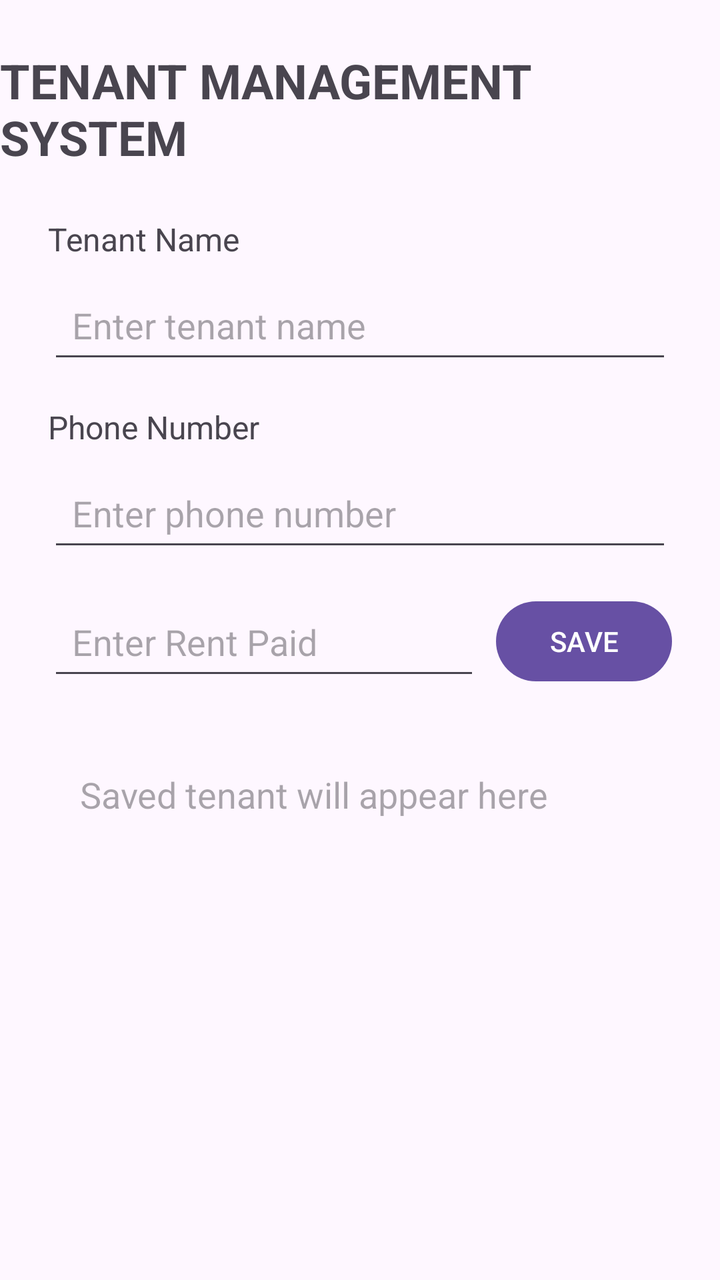
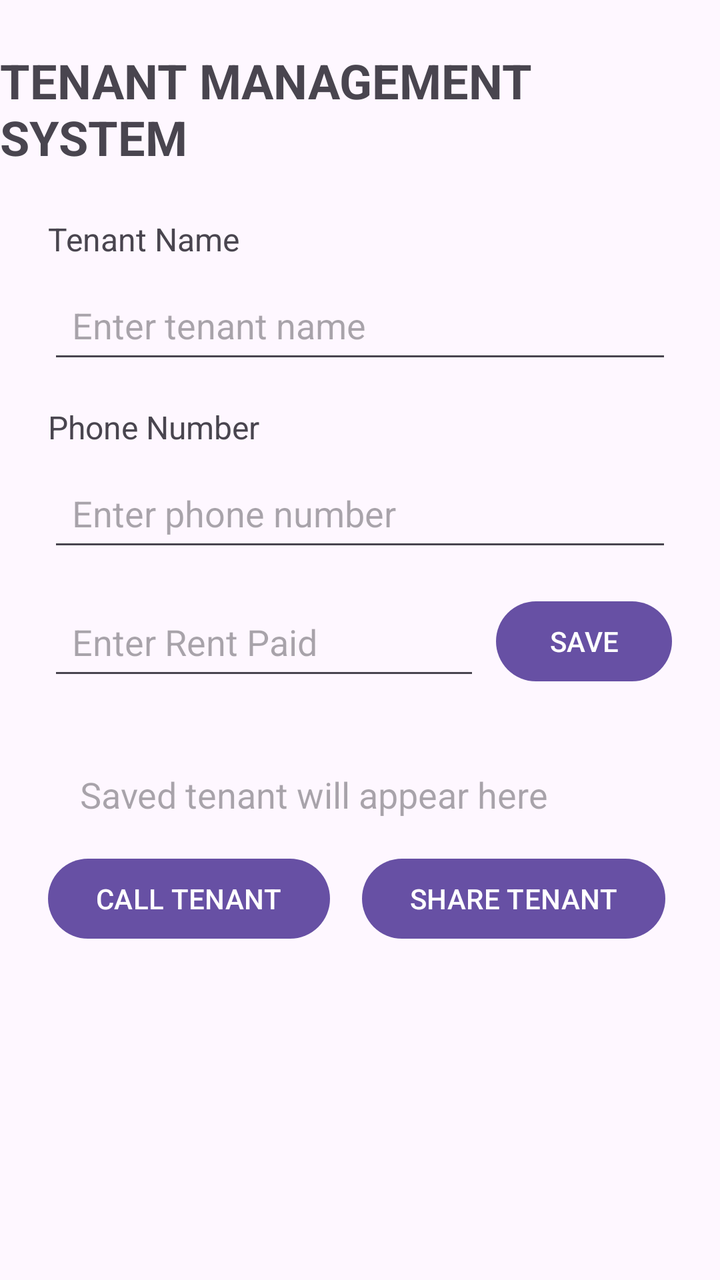

Two renders of the same Android screen: before a commit and after it. Below are the layout's source before the change and the commit's diff.
<!-- AndroidManifest.xml: application theme Theme.TenantManagementSystem -->
<!-- res/layout/activity_main.xml -->
<?xml version="1.0" encoding="utf-8"?>
<layout xmlns:android="http://schemas.android.com/apk/res/android"
    xmlns:app="http://schemas.android.com/apk/res-auto">

    <data>
        <variable
            name="tenant"
            type="com.example.tenantmanagementsystem.Tenant" />
    </data>

    <androidx.constraintlayout.widget.ConstraintLayout
        android:layout_width="match_parent"
        android:layout_height="match_parent">

        <TextView
            android:id="@+id/titleTextView"
            android:layout_width="wrap_content"
            android:layout_height="wrap_content"
            android:text="TENANT MANAGEMENT SYSTEM"
            android:textSize="24sp"
            android:textStyle="bold"
            android:layout_marginTop="24dp"
            app:layout_constraintTop_toTopOf="parent"
            app:layout_constraintStart_toStartOf="parent"
            app:layout_constraintEnd_toEndOf="parent" />

        <TextView
            android:id="@+id/tenantNameLabel"
            android:layout_width="wrap_content"
            android:layout_height="wrap_content"
            android:text="Tenant Name"
            android:textSize="16sp"
            android:layout_marginTop="24dp"
            android:layout_marginStart="24dp"
            app:layout_constraintTop_toBottomOf="@id/titleTextView"
            app:layout_constraintStart_toStartOf="parent" />

        <EditText
            android:id="@+id/tenantNameEditText"
            android:layout_width="0dp"
            android:layout_height="wrap_content"
            android:hint="Enter tenant name"
            android:minHeight="48dp"
            android:padding="12dp"
            android:layout_marginTop="8dp"
            android:layout_marginStart="24dp"
            android:layout_marginEnd="24dp"
            app:layout_constraintTop_toBottomOf="@id/tenantNameLabel"
            app:layout_constraintStart_toStartOf="parent"
            app:layout_constraintEnd_toEndOf="parent" />

        <TextView
            android:id="@+id/phoneLabel"
            android:layout_width="wrap_content"
            android:layout_height="wrap_content"
            android:text="Phone Number"
            android:textSize="16sp"
            android:layout_marginTop="16dp"
            android:layout_marginStart="24dp"
            app:layout_constraintTop_toBottomOf="@id/tenantNameEditText"
            app:layout_constraintStart_toStartOf="parent" />

        <EditText
            android:id="@+id/phoneEditText"
            android:layout_width="0dp"
            android:layout_height="wrap_content"
            android:hint="Enter phone number"
            android:inputType="phone"
            android:minHeight="48dp"
            android:padding="12dp"
            android:layout_marginTop="8dp"
            android:layout_marginStart="24dp"
            android:layout_marginEnd="24dp"
            app:layout_constraintTop_toBottomOf="@id/phoneLabel"
            app:layout_constraintStart_toStartOf="parent"
            app:layout_constraintEnd_toEndOf="parent" />

        <EditText
            android:id="@+id/rentEditText"
            android:layout_width="0dp"
            android:layout_height="wrap_content"
            android:hint="Enter Rent Paid"
            android:inputType="numberDecimal"
            android:minHeight="48dp"
            android:padding="12dp"
            android:layout_marginStart="24dp"
            android:layout_marginTop="16dp"
            android:layout_marginEnd="8dp"
            app:layout_constraintTop_toBottomOf="@id/phoneEditText"
            app:layout_constraintStart_toStartOf="parent"
            app:layout_constraintEnd_toStartOf="@id/saveButton" />

        <Button
            android:id="@+id/saveButton"
            android:layout_width="wrap_content"
            android:layout_height="wrap_content"
            android:text="SAVE"
            android:layout_marginEnd="24dp"
            app:layout_constraintTop_toTopOf="@id/rentEditText"
            app:layout_constraintEnd_toEndOf="parent" />

        <TextView
            android:id="@+id/tenantResultTextView"
            android:layout_width="0dp"
            android:layout_height="wrap_content"
            android:text="@{tenant.summary()}"
            android:hint="Saved tenant will appear here"
            android:textSize="18sp"
            android:padding="16dp"
            android:layout_margin="24dp"
            app:layout_constraintTop_toBottomOf="@id/rentEditText"
            app:layout_constraintStart_toStartOf="parent"
            app:layout_constraintEnd_toEndOf="parent" />

    </androidx.constraintlayout.widget.ConstraintLayout>
</layout>
<!-- resources referenced by this layout -->
<resources>
  <style name="Theme.TenantManagementSystem" parent="Base.Theme.TenantManagementSystem" />
  <style name="Base.Theme.TenantManagementSystem" parent="Theme.Material3.DayNight.NoActionBar">
          
          
      </style>
</resources>

<!-- the commit's change to res/layout/activity_main.xml (unified diff, before → after) -->
@@ -10,7 +10,8 @@
 
     <androidx.constraintlayout.widget.ConstraintLayout
         android:layout_width="match_parent"
-        android:layout_height="match_parent">
+        android:layout_height="match_parent"
+        android:fitsSystemWindows="true">
 
         <TextView
             android:id="@+id/titleTextView"
@@ -112,5 +113,23 @@
             app:layout_constraintStart_toStartOf="parent"
             app:layout_constraintEnd_toEndOf="parent" />
 
+        <Button
+            android:id="@+id/callButton"
+            android:layout_width="wrap_content"
+            android:layout_height="wrap_content"
+            android:text="CALL TENANT"
+            android:layout_marginStart="24dp"
+            app:layout_constraintTop_toBottomOf="@id/tenantResultTextView"
+            app:layout_constraintStart_toStartOf="parent" />
+
+        <Button
+            android:id="@+id/shareButton"
+            android:layout_width="wrap_content"
+            android:layout_height="wrap_content"
+            android:text="SHARE TENANT"
+            android:layout_marginStart="16dp"
+            app:layout_constraintTop_toTopOf="@id/callButton"
+            app:layout_constraintStart_toEndOf="@id/callButton" />
+
     </androidx.constraintlayout.widget.ConstraintLayout>
 </layout>
